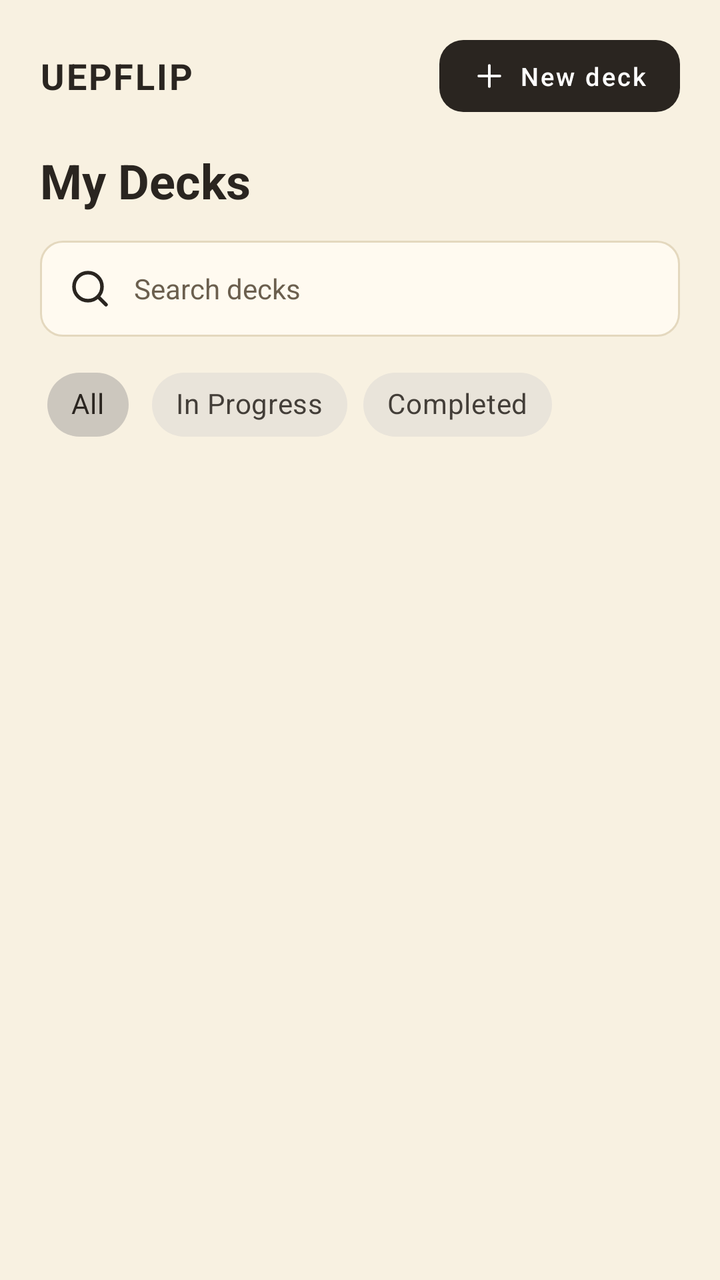
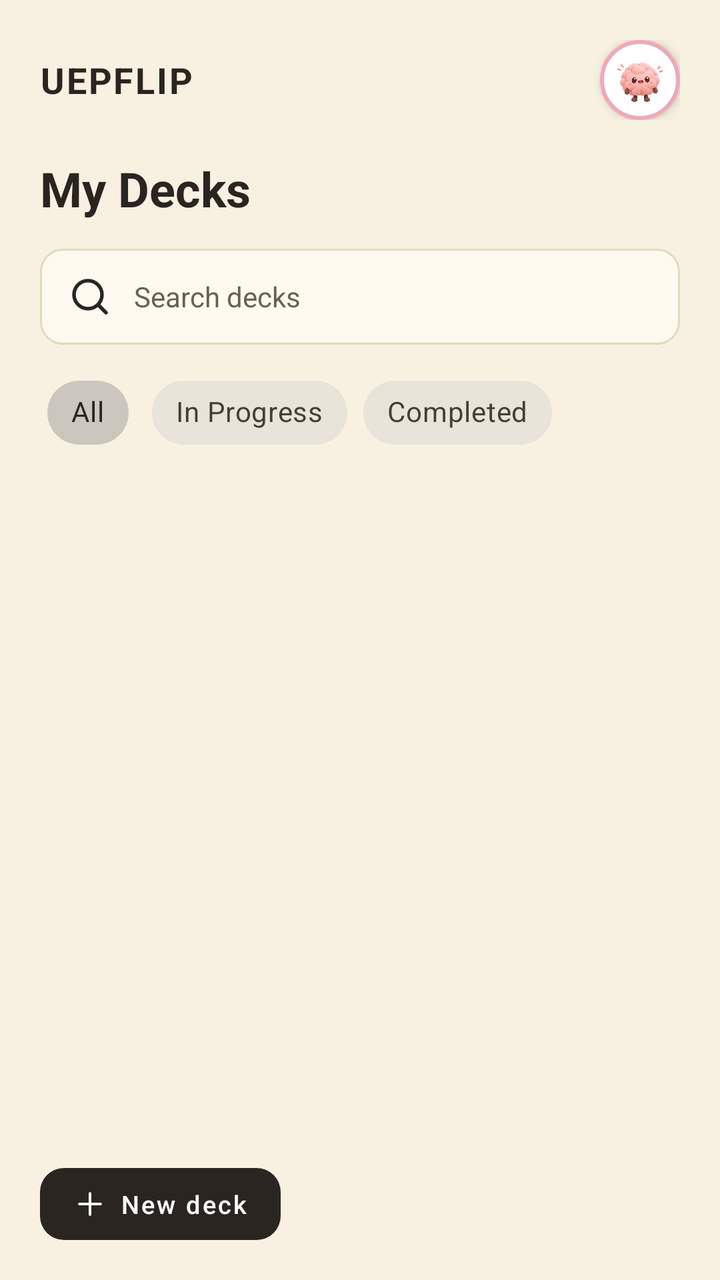

Before-and-after screenshots of an Android layout around one commit, followed by the original layout XML and the change that was made.
<!-- AndroidManifest.xml: application theme Theme.UEPflip_flashcard -->
<!-- res/layout/fragment_decks.xml -->
<?xml version="1.0" encoding="utf-8"?>
<LinearLayout xmlns:android="http://schemas.android.com/apk/res/android" xmlns:app="http://schemas.android.com/apk/res-auto"
    android:layout_width="match_parent" android:layout_height="match_parent" android:orientation="vertical" android:padding="20dp" android:background="@color/bg">
    <LinearLayout android:layout_width="match_parent" android:layout_height="wrap_content" android:gravity="center_vertical">
        <TextView style="@style/UF.Logo" android:layout_width="0dp" android:layout_height="wrap_content" android:layout_weight="1" android:text="@string/app_brand"/>
        <com.google.android.material.button.MaterialButton android:id="@+id/btn_add_deck" style="@style/UF.Button.Small" android:layout_width="wrap_content" android:layout_height="wrap_content" android:insetTop="0dp" android:insetBottom="0dp" android:text="@string/decks_new" app:icon="@drawable/ic_plus" app:iconGravity="textStart" app:iconPadding="6dp"/>
    </LinearLayout>
    <TextView style="@style/UF.Title" android:layout_width="wrap_content" android:layout_height="wrap_content" android:layout_marginTop="18dp" android:text="@string/decks_title"/>
    <EditText android:id="@+id/search" android:layout_width="match_parent" android:layout_height="48dp" android:layout_marginTop="14dp" android:background="@drawable/bg_input"
        android:drawableStart="@drawable/ic_search" android:drawablePadding="10dp" android:paddingHorizontal="13dp" android:hint="@string/decks_search_hint"
        android:imeOptions="actionSearch" android:importantForAutofill="no" android:inputType="text" android:maxLines="1"
        android:textColor="@color/ink" android:textColorHint="@color/mute" android:textSize="14sp"/>
    <com.google.android.material.chip.ChipGroup android:id="@+id/filters" android:layout_width="match_parent" android:layout_height="wrap_content" android:layout_marginVertical="10dp" app:singleSelection="true" app:selectionRequired="true">
        <com.google.android.material.chip.Chip android:id="@+id/chip_all" style="@style/Widget.MaterialComponents.Chip.Choice" android:layout_width="wrap_content" android:layout_height="wrap_content" android:text="@string/decks_filter_all" android:checked="true"/>
        <com.google.android.material.chip.Chip android:id="@+id/chip_progress" style="@style/Widget.MaterialComponents.Chip.Choice" android:layout_width="wrap_content" android:layout_height="wrap_content" android:text="@string/decks_filter_progress"/>
        <com.google.android.material.chip.Chip android:id="@+id/chip_done" style="@style/Widget.MaterialComponents.Chip.Choice" android:layout_width="wrap_content" android:layout_height="wrap_content" android:text="@string/decks_filter_done"/>
    </com.google.android.material.chip.ChipGroup>
    <FrameLayout android:layout_width="match_parent" android:layout_height="0dp" android:layout_weight="1">
        <androidx.recyclerview.widget.RecyclerView android:id="@+id/deck_list" android:layout_width="match_parent" android:layout_height="match_parent"/>
        <TextView android:id="@+id/decks_empty" style="@style/UF.Muted" android:layout_width="match_parent" android:layout_height="wrap_content"
            android:layout_gravity="center" android:gravity="center" android:padding="24dp" android:visibility="gone"/>
    </FrameLayout>
</LinearLayout>
<!-- resources referenced by this layout -->
<resources>
  <color name="bg">#F8F1E1</color>
  <color name="ink">#2A2520</color>
  <color name="mute">#6B5F4E</color>
  <!-- drawable bg_input (drawable) -->
  <?xml version="1.0" encoding="utf-8"?>
  <shape xmlns:android="http://schemas.android.com/apk/res/android">
      <solid android:color="@color/card"/>
      <stroke android:width="1dp" android:color="@color/line"/>
      <corners android:radius="11dp"/>
  </shape>
  <!-- drawable ic_plus (drawable) -->
  <?xml version="1.0" encoding="utf-8"?>
  <vector xmlns:android="http://schemas.android.com/apk/res/android"
      android:width="24dp" android:height="24dp" android:viewportWidth="24" android:viewportHeight="24">
      <path android:pathData="M12 5v14M5 12h14" android:strokeColor="@color/ink" android:strokeWidth="1.8" android:strokeLineCap="round" android:strokeLineJoin="round"/>
  </vector>
  <!-- drawable ic_search (drawable) -->
  <?xml version="1.0" encoding="utf-8"?>
  <vector xmlns:android="http://schemas.android.com/apk/res/android"
      android:width="24dp" android:height="24dp" android:viewportWidth="24" android:viewportHeight="24">
      <path android:pathData="M4,11a7,7 0 1,0 14,0a7,7 0 1,0 -14,0zM20 20l-4-4" android:strokeColor="@color/ink" android:strokeWidth="1.8" android:strokeLineCap="round" android:strokeLineJoin="round"/>
  </vector>
  <string name="app_brand">UEPFLIP</string>
  <string name="decks_filter_all">All</string>
  <string name="decks_filter_done">Completed</string>
  <string name="decks_filter_progress">In Progress</string>
  <string name="decks_new">New deck</string>
  <string name="decks_search_hint">Search decks</string>
  <string name="decks_title">My Decks</string>
  <style name="UF.Button.Small"><item name="android:minHeight">36dp</item><item name="android:textSize">12.5sp</item></style>
  <style name="UF.Logo" parent=""><item name="android:textSize">18sp</item><item name="android:textStyle">bold</item><item name="android:letterSpacing">0.05</item><item name="android:textColor">@color/ink</item></style>
  <style name="UF.Muted" parent=""><item name="android:textSize">13sp</item><item name="android:textColor">@color/mute</item></style>
  <style name="UF.Title" parent=""><item name="android:textSize">24sp</item><item name="android:textStyle">bold</item><item name="android:textColor">@color/ink</item></style>
  <style name="Theme.UEPflip_flashcard" parent="Base.Theme.UEPflip_flashcard" />
  <color name="card">#FFFAF0</color>
  <color name="line">#E4D8BE</color>
  <style name="Base.Theme.UEPflip_flashcard" parent="Theme.Material3.Light.NoActionBar">
          <item name="colorPrimary">@color/accent</item>
          <item name="colorOnPrimary">@color/white</item>
          <item name="colorSurface">@color/card</item>
          <item name="colorOnSurface">@color/ink</item>
          <item name="colorOnSurfaceVariant">@color/mute</item>
          <item name="colorOutline">@color/line</item>
          <item name="android:windowBackground">@color/bg</item>
          <item name="android:statusBarColor">@color/bg</item>
          <item name="android:windowLightStatusBar">true</item>
      </style>
  <color name="accent">#2A2520</color>
  <color name="white">#FFFFFF</color>
</resources>

<!-- the commit's change to res/layout/fragment_decks.xml (unified diff, before → after) -->
@@ -3,7 +3,10 @@
     android:layout_width="match_parent" android:layout_height="match_parent" android:orientation="vertical" android:padding="20dp" android:background="@color/bg">
     <LinearLayout android:layout_width="match_parent" android:layout_height="wrap_content" android:gravity="center_vertical">
         <TextView style="@style/UF.Logo" android:layout_width="0dp" android:layout_height="wrap_content" android:layout_weight="1" android:text="@string/app_brand"/>
-        <com.google.android.material.button.MaterialButton android:id="@+id/btn_add_deck" style="@style/UF.Button.Small" android:layout_width="wrap_content" android:layout_height="wrap_content" android:insetTop="0dp" android:insetBottom="0dp" android:text="@string/decks_new" app:icon="@drawable/ic_plus" app:iconGravity="textStart" app:iconPadding="6dp"/>
+
+        <ImageView android:id="@+id/btn_profile" android:layout_width="40dp" android:layout_height="40dp" android:layout_marginStart="10dp"
+            android:background="@drawable/me_bg_avatar_button" android:contentDescription="@string/me_cd_profile" android:elevation="3dp"
+            android:padding="5dp" android:scaleType="fitCenter" android:src="@drawable/ic_mascot"/>
     </LinearLayout>
     <TextView style="@style/UF.Title" android:layout_width="wrap_content" android:layout_height="wrap_content" android:layout_marginTop="18dp" android:text="@string/decks_title"/>
     <EditText android:id="@+id/search" android:layout_width="match_parent" android:layout_height="48dp" android:layout_marginTop="14dp" android:background="@drawable/bg_input"
@@ -20,4 +23,16 @@
         <TextView android:id="@+id/decks_empty" style="@style/UF.Muted" android:layout_width="match_parent" android:layout_height="wrap_content"
             android:layout_gravity="center" android:gravity="center" android:padding="24dp" android:visibility="gone"/>
     </FrameLayout>
+
+    <com.google.android.material.button.MaterialButton
+        android:id="@+id/btn_add_deck"
+        style="@style/UF.Button.Small"
+        android:layout_width="wrap_content"
+        android:layout_height="wrap_content"
+        android:insetTop="0dp"
+        android:insetBottom="0dp"
+        android:text="@string/decks_new"
+        app:icon="@drawable/ic_plus"
+        app:iconGravity="textStart"
+        app:iconPadding="6dp" />
 </LinearLayout>
<!-- resource entries referenced after the edit -->
@@ -10,6 +10,7 @@
       <stroke android:width="1dp" android:color="@color/line"/>
       <corners android:radius="11dp"/>
   </shape>
+  <!-- drawable ic_mascot: png bitmap (drawable, 144169 bytes) -->
   <!-- drawable ic_plus (drawable) -->
   <?xml version="1.0" encoding="utf-8"?>
   <vector xmlns:android="http://schemas.android.com/apk/res/android"
@@ -22,6 +23,12 @@
       android:width="24dp" android:height="24dp" android:viewportWidth="24" android:viewportHeight="24">
       <path android:pathData="M4,11a7,7 0 1,0 14,0a7,7 0 1,0 -14,0zM20 20l-4-4" android:strokeColor="@color/ink" android:strokeWidth="1.8" android:strokeLineCap="round" android:strokeLineJoin="round"/>
   </vector>
+  <!-- drawable me_bg_avatar_button (drawable) -->
+  <?xml version="1.0" encoding="utf-8"?>
+  <shape xmlns:android="http://schemas.android.com/apk/res/android" android:shape="oval">
+      <solid android:color="@color/me_white" />
+      <stroke android:width="2dp" android:color="@color/me_ring_pink" />
+  </shape>
   <string name="app_brand">UEPFLIP</string>
   <string name="decks_filter_all">All</string>
   <string name="decks_filter_done">Completed</string>
@@ -29,6 +36,7 @@
   <string name="decks_new">New deck</string>
   <string name="decks_search_hint">Search decks</string>
   <string name="decks_title">My Decks</string>
+  <string name="me_cd_profile">Open profile</string>
   <style name="UF.Button.Small"><item name="android:minHeight">36dp</item><item name="android:textSize">12.5sp</item></style>
   <style name="UF.Logo" parent=""><item name="android:textSize">18sp</item><item name="android:textStyle">bold</item><item name="android:letterSpacing">0.05</item><item name="android:textColor">@color/ink</item></style>
   <style name="UF.Muted" parent=""><item name="android:textSize">13sp</item><item name="android:textColor">@color/mute</item></style>
@@ -36,6 +44,8 @@
   <style name="Theme.UEPflip_flashcard" parent="Base.Theme.UEPflip_flashcard" />
   <color name="card">#FFFAF0</color>
   <color name="line">#E4D8BE</color>
+  <color name="me_white">#FFFFFF</color>
+  <color name="me_ring_pink">#EDA9BC</color>
   <style name="Base.Theme.UEPflip_flashcard" parent="Theme.Material3.Light.NoActionBar">
           <item name="colorPrimary">@color/accent</item>
           <item name="colorOnPrimary">@color/white</item>
